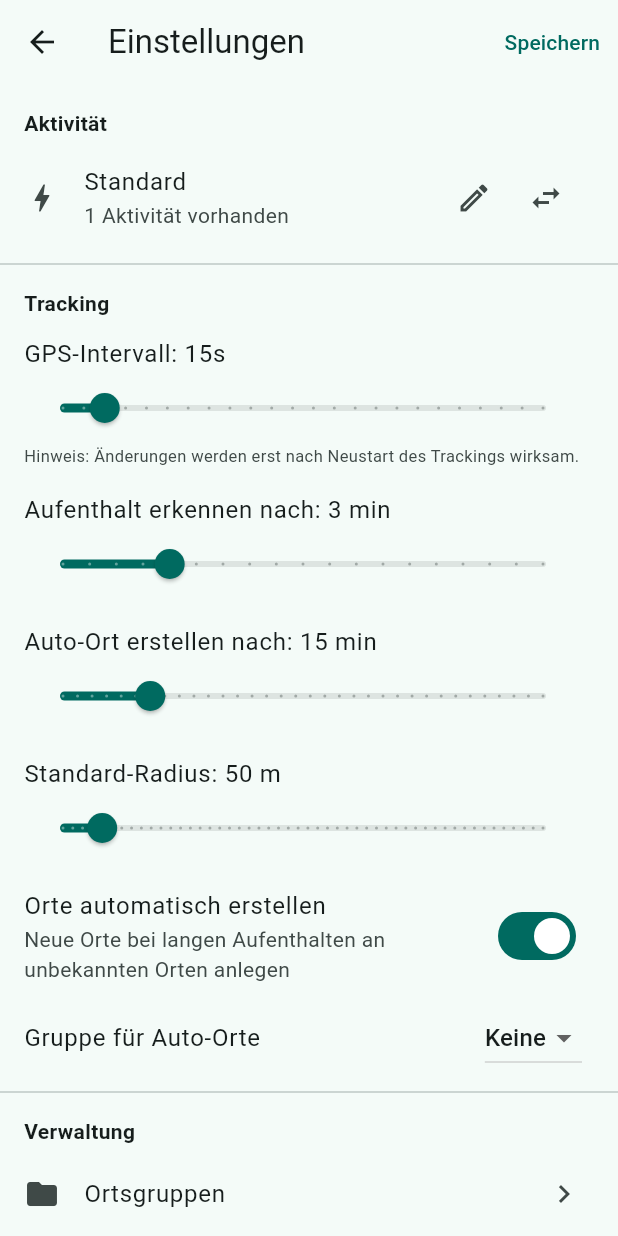
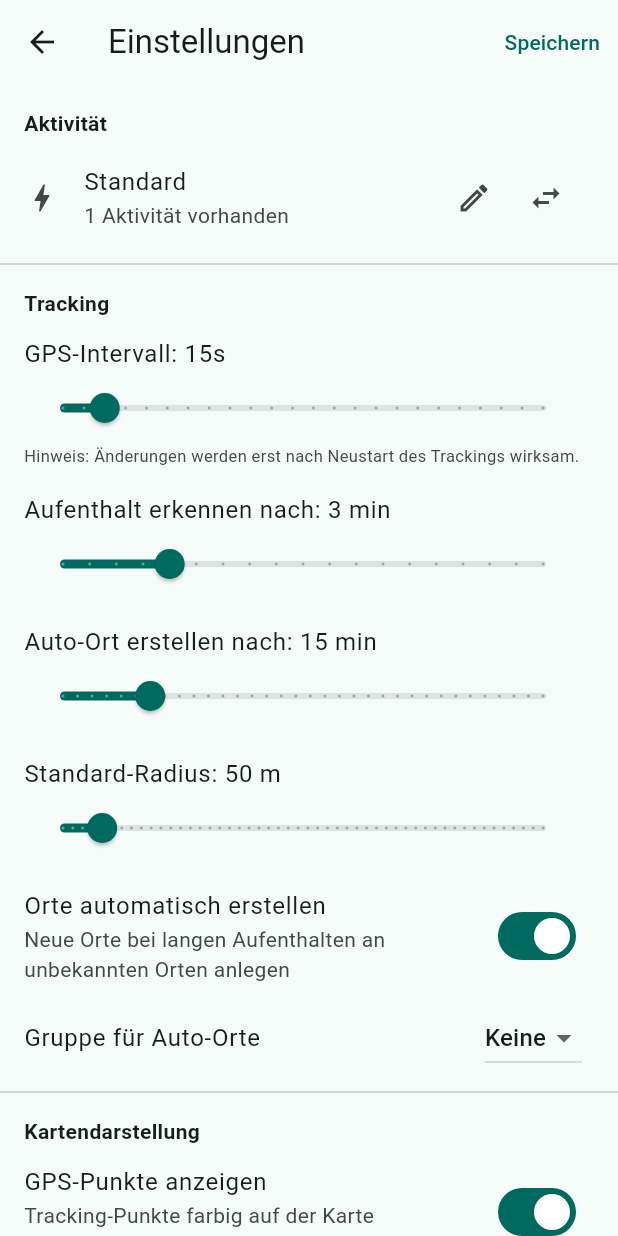
Before and after one commit to steffomix/chaos-tours-ai, a Flutter app: the SettingsScreen screen opened by its route, on a phone screen of 412 x 824 dp. Run offline on Flutter 3.47's test engine with Material 3 defaults, Android fonts, the phone set to English and light mode, and no system bars; our stand-ins replace flutter_map, geolocator, latlong2, permission_handler, shared_preferences, sqflite and 1 more; missing offline and left inert: device_calendar, flutter_foreground_task; accounts and stored records are empty.

Commit message:
Colored GPS Points, load with margin

```diff
--- a/lib/services/settings_service.dart
+++ b/lib/services/settings_service.dart
@@ -15,6 +15,8 @@ class SettingsService {
   static const String _keyTrackingEnabled = 'tracking_enabled';
   static const String _keyActiveAktivitaetId = 'active_aktivitaet_id';
   static const String _keyShowForbiddenPlaces = 'show_forbidden_places';
+  static const String _keyShowTrackingPoints = 'show_tracking_points';
+  static const String _keyTrackingPointRadius = 'tracking_point_radius';
 
   SharedPreferences? _prefs;
 
@@ -67,6 +69,16 @@ class SettingsService {
   bool get showForbiddenPlaces => _p.getBool(_keyShowForbiddenPlaces) ?? false;
   set showForbiddenPlaces(bool v) => _p.setBool(_keyShowForbiddenPlaces, v);
 
+  /// Whether tracking points are shown on the map (default: true).
+  bool get showTrackingPoints => _p.getBool(_keyShowTrackingPoints) ?? true;
+  set showTrackingPoints(bool v) => _p.setBool(_keyShowTrackingPoints, v);
+
+  /// Radius in meters for tracking point circles on the map (default: 2.0).
+  double get trackingPointRadius =>
+      _p.getDouble(_keyTrackingPointRadius) ?? 2.0;
+  set trackingPointRadius(double v) =>
+      _p.setDouble(_keyTrackingPointRadius, v.clamp(1.0, 20.0));
+
   // ── Aktivitaet binding ───────────────────────────────────────────────────
 
   /// The ID of the currently selected [Aktivitaet].
--- a/lib/ui/screens/settings_screen.dart
+++ b/lib/ui/screens/settings_screen.dart
@@ -20,6 +20,8 @@ class _SettingsScreenState extends State<SettingsScreen> {
   late double _defaultRadius;
   late bool _autoCreatePlaces;
   int? _autoPlaceGroupId;
+  late bool _showTrackingPoints;
+  late double _trackingPointRadius;
   List<PlaceGroup> _groups = [];
 
   // Aktivitaet management
@@ -36,6 +38,8 @@ class _SettingsScreenState extends State<SettingsScreen> {
     _defaultRadius = s.defaultRadiusMeters;
     _autoCreatePlaces = s.autoCreatePlaces;
     _autoPlaceGroupId = s.autoPlaceGroupId;
+    _showTrackingPoints = s.showTrackingPoints;
+    _trackingPointRadius = s.trackingPointRadius;
     _loadGroups();
     _loadAktivitaeten();
   }
@@ -65,6 +69,8 @@ class _SettingsScreenState extends State<SettingsScreen> {
     s.defaultRadiusMeters = _defaultRadius;
     s.autoCreatePlaces = _autoCreatePlaces;
     s.autoPlaceGroupId = _autoPlaceGroupId;
+    s.showTrackingPoints = _showTrackingPoints;
+    s.trackingPointRadius = _trackingPointRadius;
 
     // Persist settings back into the active Aktivitaet.
     final a = _activeAktivitaet;
@@ -218,6 +224,37 @@ class _SettingsScreenState extends State<SettingsScreen> {
                   ),
                 ],
                 onChanged: (v) => setState(() => _autoPlaceGroupId = v),
+              ),
+            ),
+          const Divider(),
+          // ── Kartendarstellung ─────────────────────────────────────────
+          const Padding(
+            padding: EdgeInsets.fromLTRB(16, 8, 16, 4),
+            child: Text(
+              'Kartendarstellung',
+              style: TextStyle(fontWeight: FontWeight.bold),
+            ),
+          ),
+          SwitchListTile(
+            title: const Text('GPS-Punkte anzeigen'),
+            subtitle: const Text(
+              'Tracking-Punkte farbig auf der Karte einblenden',
+            ),
+            value: _showTrackingPoints,
+            onChanged: (v) => setState(() => _showTrackingPoints = v),
+          ),
+          if (_showTrackingPoints)
+            ListTile(
+              title: Text(
+                'Punktgröße: ${_trackingPointRadius.toStringAsFixed(1)} m',
+              ),
+              subtitle: Slider(
+                value: _trackingPointRadius,
+                min: 1,
+                max: 20,
+                divisions: 19,
+                label: '${_trackingPointRadius.toStringAsFixed(1)} m',
+                onChanged: (v) => setState(() => _trackingPointRadius = v),
               ),
             ),
           const Divider(),
```
Also changed, not shown: lib/services/tracking_engine.dart (+4 -4 lines), lib/ui/screens/map_screen.dart (+135 -20 lines).
